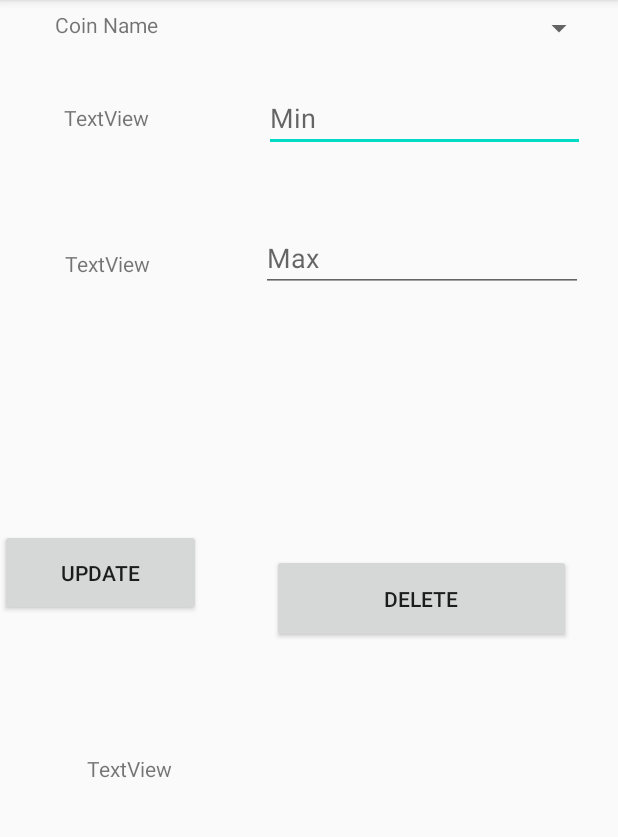
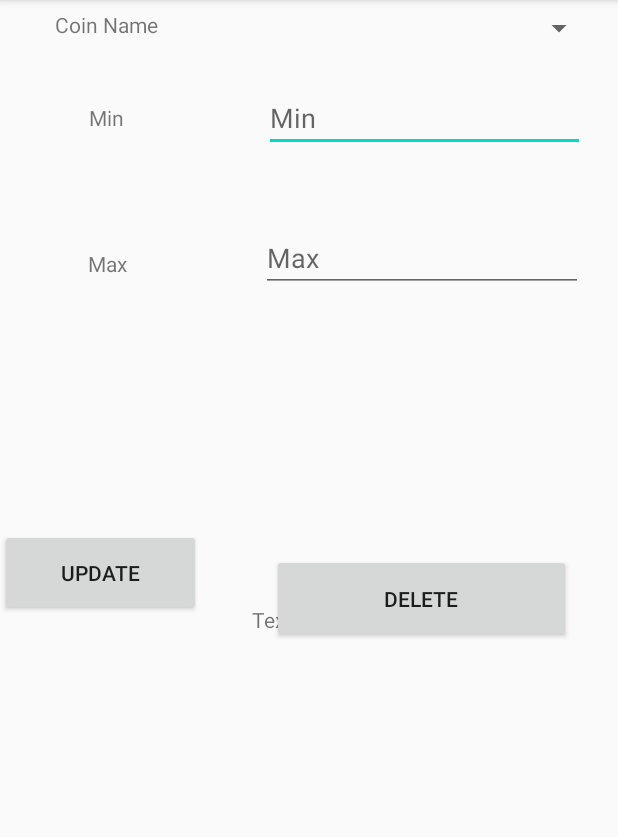
Before and after one commit to ARUNJOSE144/AndroidApp, an Android app: the CreateCoin screen opened directly, with no data from a screen before it, on a phone screen of 412 x 824 dp, the part 84-921 px from its top. Run offline under Robolectric (Android 15) with nearby library versions, the phone set to English and light mode, and no system bars; our stand-ins replace Volley; network calls fail; 2 statements that could not run were skipped.

Commit message:
Updates in date lokk and feel

```diff
--- a/app/src/main/res/layout/activity_create_coin.xml
+++ b/app/src/main/res/layout/activity_create_coin.xml
@@ -14,13 +14,12 @@
         android:layout_above="@+id/textView4"
         android:layout_marginEnd="15dp"
         android:layout_marginBottom="140dp"
-        android:layout_toStartOf="@+id/coinName"
         android:text="Coin Name"
         android:textAlignment="center" />
 
     <Spinner
         android:id="@+id/coinSelect"
-        android:layout_width="272dp"
+        android:layout_width="223dp"
         android:layout_height="37dp"
         android:layout_alignParentEnd="true"
         android:layout_marginEnd="15dp" />
@@ -32,8 +31,7 @@
         android:layout_above="@+id/textView4"
         android:layout_marginEnd="15dp"
         android:layout_marginBottom="78dp"
-        android:layout_toStartOf="@+id/coinName"
-        android:text="TextView"
+        android:text="Min"
         android:textAlignment="center" />
 
 
@@ -41,7 +39,6 @@
         android:id="@+id/coinMinValue"
         android:layout_width="wrap_content"
         android:layout_height="wrap_content"
-        android:layout_below="@+id/coinName"
         android:layout_alignParentStart="true"
         android:layout_alignParentEnd="true"
         android:layout_marginStart="176dp"
@@ -60,8 +57,7 @@
         android:layout_above="@+id/cancelButton"
         android:layout_marginEnd="14dp"
         android:layout_marginBottom="75dp"
-        android:layout_toStartOf="@+id/coinName"
-        android:text="TextView"
+        android:text="Max"
         android:textAlignment="center" />
 
     <EditText
@@ -129,8 +125,8 @@
         android:layout_height="175dp"
         android:layout_alignParentEnd="true"
         android:layout_alignParentBottom="true"
-        android:layout_marginEnd="106dp"
-        android:layout_marginBottom="90dp"
+        android:layout_marginEnd="-4dp"
+        android:layout_marginBottom="189dp"
         android:text="TextView" />
 
 </RelativeLayout>
```
Also changed, not shown: app/src/main/java/com/example/myapplication/CoinTO.java (+6 -1 lines), app/src/main/java/com/example/myapplication/CreateCoin.java (+14 -1 lines), app/src/main/java/com/example/myapplication/MainActivity.java (+23 -4 lines), app/src/main/java/com/example/myapplication/MyExpandableListAdapter.java (+20 -7 lines).
